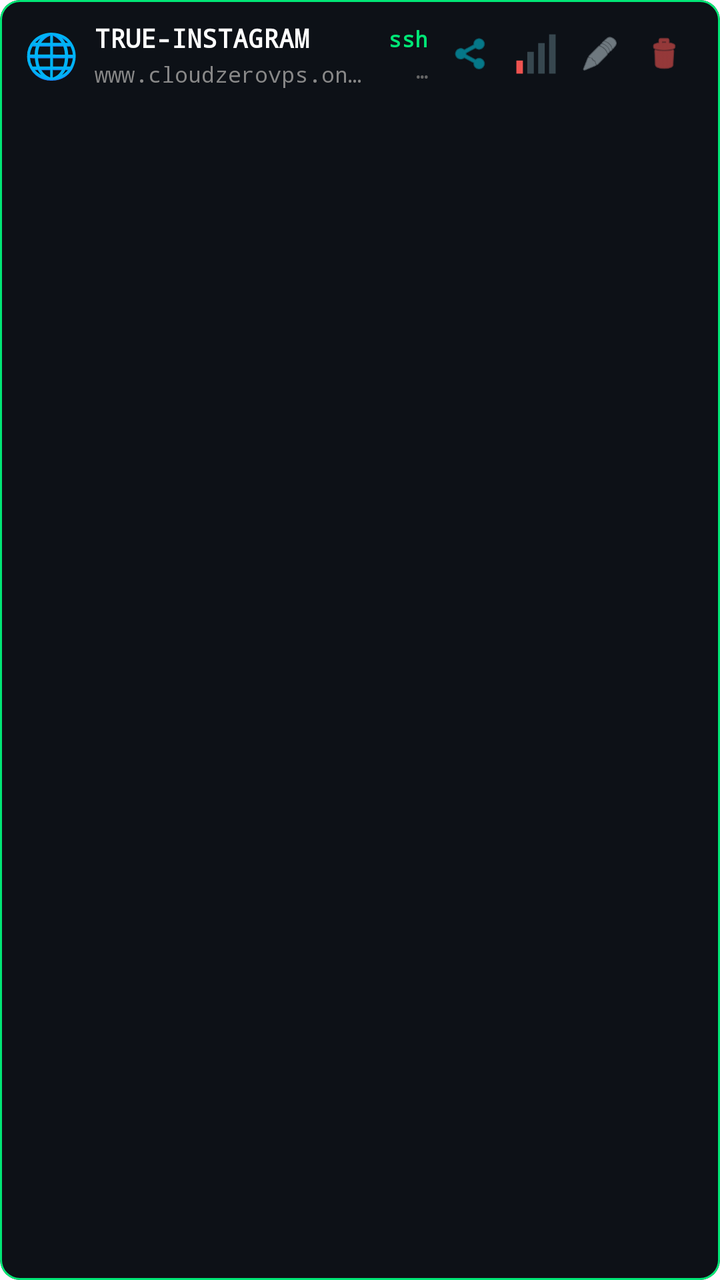
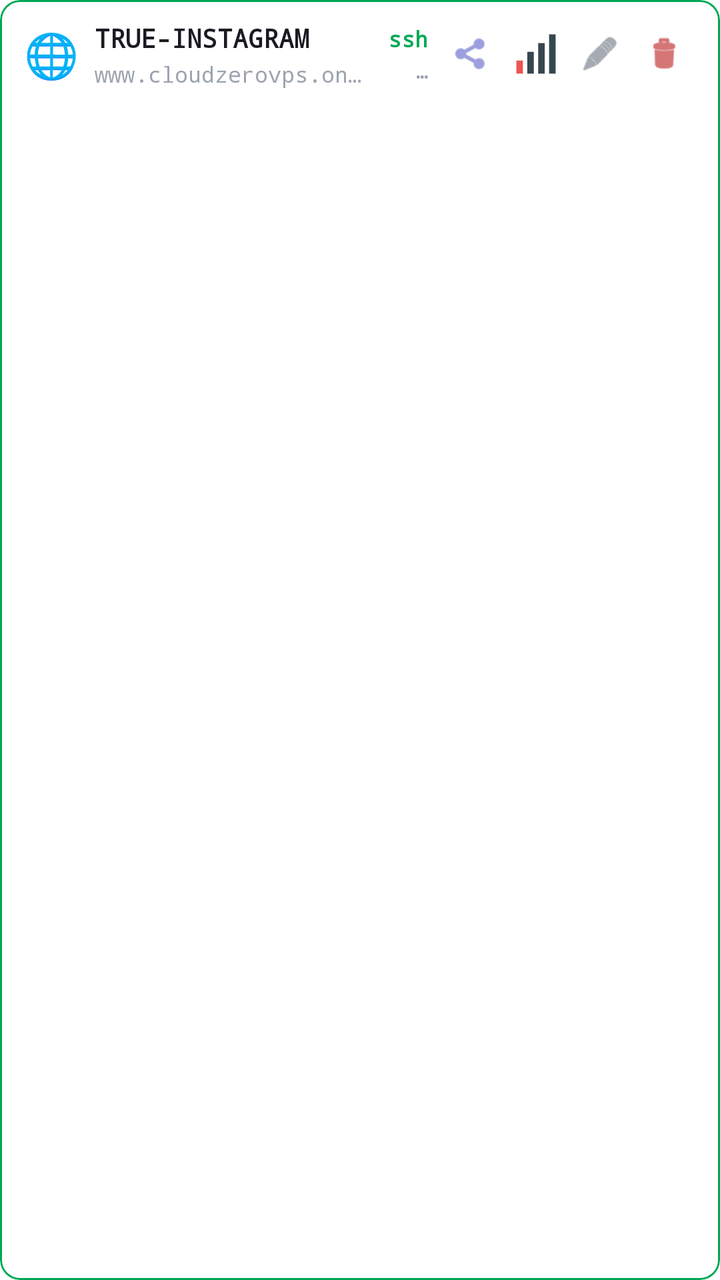

Screens rendered from an Android XML layout before and after an edit, with the pre-edit source and the edit as a unified diff.
<!-- AndroidManifest.xml: application theme Theme.MyApp -->
<!-- res/layout/item_profile.xml -->
<?xml version="1.0" encoding="utf-8"?>
<com.google.android.material.card.MaterialCardView
    xmlns:android="http://schemas.android.com/apk/res/android"
    xmlns:app="http://schemas.android.com/apk/res-auto"
    android:layout_width="match_parent"
    android:layout_height="wrap_content"
    android:layout_marginHorizontal="8dp"
    android:layout_marginVertical="4dp"
    android:clickable="true"
    android:focusable="true"
    android:foreground="?attr/selectableItemBackground"
    app:cardBackgroundColor="#0D1117"
    app:cardCornerRadius="10dp"
    app:cardElevation="0dp"
    app:strokeColor="#00E676"
    app:strokeWidth="1dp">

    <LinearLayout
        android:layout_width="match_parent"
        android:layout_height="wrap_content"
        android:gravity="center_vertical"
        android:orientation="horizontal"
        android:paddingHorizontal="12dp"
        android:paddingVertical="10dp">

        
        <TextView
            android:id="@+id/txtFlag"
            android:layout_width="wrap_content"
            android:layout_height="wrap_content"
            android:layout_marginEnd="8dp"
            android:text="🌐"
            android:textSize="22sp" />

        
        <LinearLayout
            android:layout_width="0dp"
            android:layout_height="wrap_content"
            android:layout_weight="1"
            android:orientation="vertical">

            <TextView
                android:id="@+id/txtName"
                android:layout_width="match_parent"
                android:layout_height="wrap_content"
                android:ellipsize="end"
                android:maxLines="1"
                android:fontFamily="monospace"
                android:text="TRUE-INSTAGRAM"
                android:textColor="#FFFFFF"
                android:textSize="13sp"
                android:textStyle="bold" />

            <TextView
                android:id="@+id/txtHost"
                android:layout_width="match_parent"
                android:layout_height="wrap_content"
                android:layout_marginTop="2dp"
                android:ellipsize="end"
                android:maxLines="1"
                android:fontFamily="monospace"
                android:text="www.cloudzerovps.online:80"
                android:textColor="#888888"
                android:textSize="11sp" />
        </LinearLayout>

        
        <LinearLayout
            android:layout_width="wrap_content"
            android:layout_height="wrap_content"
            android:layout_marginStart="8dp"
            android:gravity="end"
            android:orientation="vertical">

            <TextView
                android:id="@+id/txtProtocol"
                android:layout_width="wrap_content"
                android:layout_height="wrap_content"
                android:fontFamily="monospace"
                android:text="ssh"
                android:textColor="#00E676"
                android:textSize="11sp"
                android:textStyle="bold" />

            <TextView
                android:id="@+id/txtPing"
                android:layout_width="wrap_content"
                android:layout_height="wrap_content"
                android:layout_marginTop="2dp"
                android:text="…"
                android:fontFamily="monospace"
                android:textStyle="bold"
                android:textColor="#666666"
                android:textSize="10sp" />
        </LinearLayout>

        
        <LinearLayout
            android:layout_width="wrap_content"
            android:layout_height="wrap_content"
            android:layout_marginStart="6dp"
            android:gravity="center_vertical"
            android:orientation="horizontal">

            
            <ImageButton
                android:id="@+id/btnQr"
                android:layout_width="32dp"
                android:layout_height="32dp"
                android:background="?attr/selectableItemBackgroundBorderless"
                android:contentDescription="แชร์ QR"
                android:padding="6dp"
                android:scaleType="fitCenter"
                android:src="@android:drawable/ic_menu_share"
                app:tint="#00BCD4" />

            
            <ImageButton
                android:id="@+id/btnSignal"
                android:layout_width="32dp"
                android:layout_height="32dp"
                android:background="?attr/selectableItemBackgroundBorderless"
                android:contentDescription="สัญญาณ / วัด ping"
                android:padding="4dp"
                android:scaleType="fitCenter"
                android:src="@drawable/ic_signal_0" />

            
            <ImageButton
                android:id="@+id/btnEdit"
                android:layout_width="32dp"
                android:layout_height="32dp"
                android:background="?attr/selectableItemBackgroundBorderless"
                android:contentDescription="แก้ไข"
                android:padding="6dp"
                android:scaleType="fitCenter"
                android:src="@android:drawable/ic_menu_edit"
                app:tint="#B0BEC5" />

            
            <ImageButton
                android:id="@+id/btnDelete"
                android:layout_width="32dp"
                android:layout_height="32dp"
                android:background="?attr/selectableItemBackgroundBorderless"
                android:contentDescription="ลบ"
                android:padding="6dp"
                android:scaleType="fitCenter"
                android:src="@android:drawable/ic_menu_delete"
                app:tint="#EF5350" />
        </LinearLayout>
    </LinearLayout>
</com.google.android.material.card.MaterialCardView>
<!-- resources referenced by this layout -->
<resources>
  <!-- drawable ic_signal_0 (drawable) -->
  <?xml version="1.0" encoding="utf-8"?>
  <vector xmlns:android="http://schemas.android.com/apk/res/android"
      android:width="22dp"
      android:height="22dp"
      android:viewportWidth="22"
      android:viewportHeight="22">
      <path
          android:fillColor="#EF5350"
          android:pathData="M2,14h3v6h-3z"/>
      <path
          android:fillColor="#37474F"
          android:pathData="M7,10h3v10h-3z"/>
      <path
          android:fillColor="#37474F"
          android:pathData="M12,6h3v14h-3z"/>
      <path
          android:fillColor="#37474F"
          android:pathData="M17,2h3v18h-3z"/>
  </vector>
  <style name="Theme.MyApp" parent="Theme.Material3.DayNight.NoActionBar">
          <item name="colorPrimary">@color/md_theme_primary</item>
  
          
          <item name="android:statusBarColor" tools:targetApi="l">?attr/colorPrimaryVariant</item>
          <item name="android:windowLightStatusBar" tools:targetApi="m">true</item>
  
          
          <item name="android:navigationBarColor" tools:targetApi="l">#FFFFFF</item>
          <item name="android:windowLightNavigationBar" tools:targetApi="o_mr1">true</item>
      </style>
  <color name="md_theme_primary">#6750A4</color>
</resources>

<!-- the commit's change to res/layout/item_profile.xml (unified diff, before → after) -->
@@ -9,10 +9,10 @@
     android:clickable="true"
     android:focusable="true"
     android:foreground="?attr/selectableItemBackground"
-    app:cardBackgroundColor="#0D1117"
+    app:cardBackgroundColor="@color/window_background"
     app:cardCornerRadius="10dp"
     app:cardElevation="0dp"
-    app:strokeColor="#00E676"
+    app:strokeColor="@color/accent_green"
     app:strokeWidth="1dp">
 
     <LinearLayout
@@ -47,7 +47,7 @@
                 android:maxLines="1"
                 android:fontFamily="monospace"
                 android:text="TRUE-INSTAGRAM"
-                android:textColor="#FFFFFF"
+                android:textColor="@color/text_primary"
                 android:textSize="13sp"
                 android:textStyle="bold" />
 
@@ -60,7 +60,7 @@
                 android:maxLines="1"
                 android:fontFamily="monospace"
                 android:text="www.cloudzerovps.online:80"
-                android:textColor="#888888"
+                android:textColor="@color/text_muted"
                 android:textSize="11sp" />
         </LinearLayout>
 
@@ -78,7 +78,7 @@
                 android:layout_height="wrap_content"
                 android:fontFamily="monospace"
                 android:text="ssh"
-                android:textColor="#00E676"
+                android:textColor="@color/accent_green"
                 android:textSize="11sp"
                 android:textStyle="bold" />
 
@@ -90,7 +90,7 @@
                 android:text="…"
                 android:fontFamily="monospace"
                 android:textStyle="bold"
-                android:textColor="#666666"
+                android:textColor="@color/text_muted"
                 android:textSize="10sp" />
         </LinearLayout>
 
@@ -112,7 +112,7 @@
                 android:padding="6dp"
                 android:scaleType="fitCenter"
                 android:src="@android:drawable/ic_menu_share"
-                app:tint="#00BCD4" />
+                app:tint="@color/md_theme_primary" />
 
             
             <ImageButton
@@ -135,7 +135,7 @@
                 android:padding="6dp"
                 android:scaleType="fitCenter"
                 android:src="@android:drawable/ic_menu_edit"
-                app:tint="#B0BEC5" />
+                app:tint="@color/text_secondary" />
 
             
             <ImageButton
@@ -147,7 +147,7 @@
                 android:padding="6dp"
                 android:scaleType="fitCenter"
                 android:src="@android:drawable/ic_menu_delete"
-                app:tint="#EF5350" />
+                app:tint="@color/md_theme_error" />
         </LinearLayout>
     </LinearLayout>
 </com.google.android.material.card.MaterialCardView>
<!-- resource entries referenced after the edit -->
@@ -1,5 +1,7 @@
 <!-- resources referenced by this layout -->
 <resources>
+  <color name="accent_green">#00A854</color>
+  <color name="md_theme_error">#BA1A1A</color>
   <!-- drawable ic_signal_0 (drawable) -->
   <?xml version="1.0" encoding="utf-8"?>
   <vector xmlns:android="http://schemas.android.com/apk/res/android"
@@ -22,15 +24,53 @@
   </vector>
   <style name="Theme.MyApp" parent="Theme.Material3.DayNight.NoActionBar">
           <item name="colorPrimary">@color/md_theme_primary</item>
+          <item name="colorOnPrimary">@color/md_theme_on_primary</item>
+          <item name="colorPrimaryContainer">@color/md_theme_primary_container</item>
+          <item name="colorOnPrimaryContainer">@color/md_theme_on_primary_container</item>
+          <item name="colorSecondary">@color/md_theme_secondary</item>
+          <item name="colorOnSecondary">@color/md_theme_on_secondary</item>
+          <item name="colorSecondaryContainer">@color/md_theme_secondary_container</item>
+          <item name="colorOnSecondaryContainer">@color/md_theme_on_secondary_container</item>
+          <item name="colorTertiary">@color/md_theme_tertiary</item>
+          <item name="colorOnTertiary">@color/md_theme_on_tertiary</item>
+          <item name="colorError">@color/md_theme_error</item>
+          <item name="colorOnError">@color/md_theme_on_error</item>
+          <item name="android:colorBackground">@color/md_theme_background</item>
+          <item name="colorOnBackground">@color/md_theme_on_background</item>
+          <item name="colorSurface">@color/md_theme_surface</item>
+          <item name="colorOnSurface">@color/md_theme_on_surface</item>
+          <item name="colorSurfaceVariant">@color/md_theme_surface_variant</item>
+          <item name="colorOnSurfaceVariant">@color/md_theme_on_surface_variant</item>
+          <item name="colorOutline">@color/md_theme_outline</item>
   
-          
-          <item name="android:statusBarColor" tools:targetApi="l">?attr/colorPrimaryVariant</item>
-          <item name="android:windowLightStatusBar" tools:targetApi="m">true</item>
-  
-          
-          <item name="android:navigationBarColor" tools:targetApi="l">#FFFFFF</item>
-          <item name="android:windowLightNavigationBar" tools:targetApi="o_mr1">true</item>
+          <item name="android:statusBarColor">@color/status_bar</item>
+          <item name="android:navigationBarColor">@color/bottom_nav_background</item>
+          <item name="android:windowBackground">@color/window_background</item>
+          <item name="android:windowLightStatusBar">true</item>
       </style>
-  <color name="md_theme_primary">#6750A4</color>
+  <color name="md_theme_on_primary">#FFFFFF</color>
+  <color name="md_theme_primary_container">#E0E0FF</color>
+  <color name="md_theme_on_primary_container">#12134A</color>
+  <color name="md_theme_secondary">#5A5D72</color>
+  <color name="md_theme_on_secondary">#FFFFFF</color>
+  <color name="md_theme_secondary_container">#DFE1F9</color>
+  <color name="md_theme_on_secondary_container">#171B2C</color>
+  <color name="md_theme_tertiary">#006B5F</color>
+  <color name="md_theme_on_tertiary">#FFFFFF</color>
+  <color name="md_theme_on_error">#FFFFFF</color>
+  <color name="md_theme_background">#FFFFFF</color>
+  <color name="md_theme_on_background">#1A1B21</color>
+  <color name="md_theme_surface">#FFFFFF</color>
+  <color name="md_theme_on_surface">#1A1B21</color>
+  <color name="md_theme_surface_variant">#E3E1EC</color>
+  <color name="md_theme_on_surface_variant">#46464F</color>
+  <color name="md_theme_outline">#777680</color>
+  <color name="status_bar">#FFFFFF</color>
+  <color name="bottom_nav_background">#FFFFFF</color>
+  <color name="md_theme_primary">#5B5FC7</color>
+  <color name="text_muted">#9CA3AF</color>
+  <color name="text_primary">#1A1B21</color>
+  <color name="text_secondary">#6B7280</color>
+  <color name="window_background">#FFFFFF</color>
 </resources>
 
